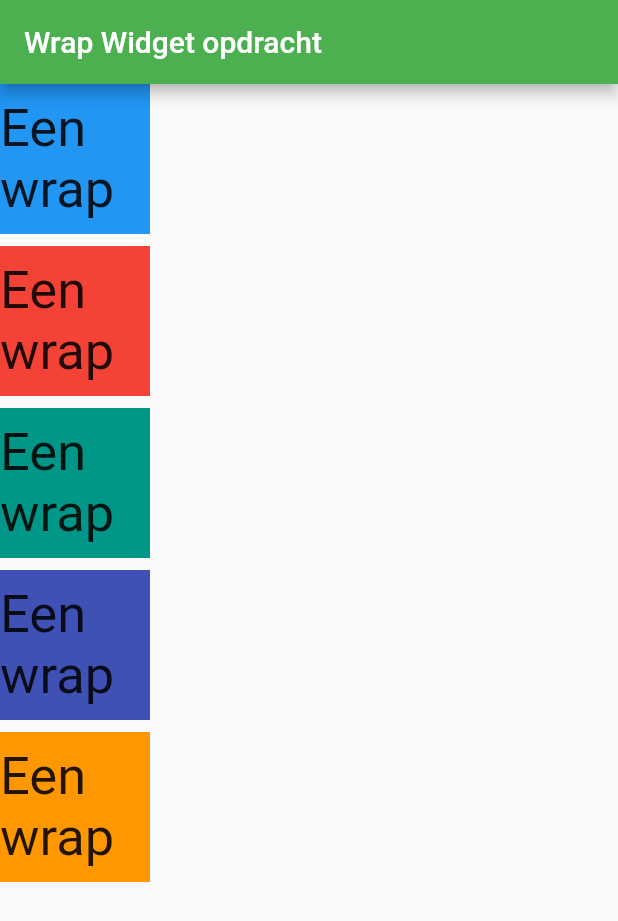
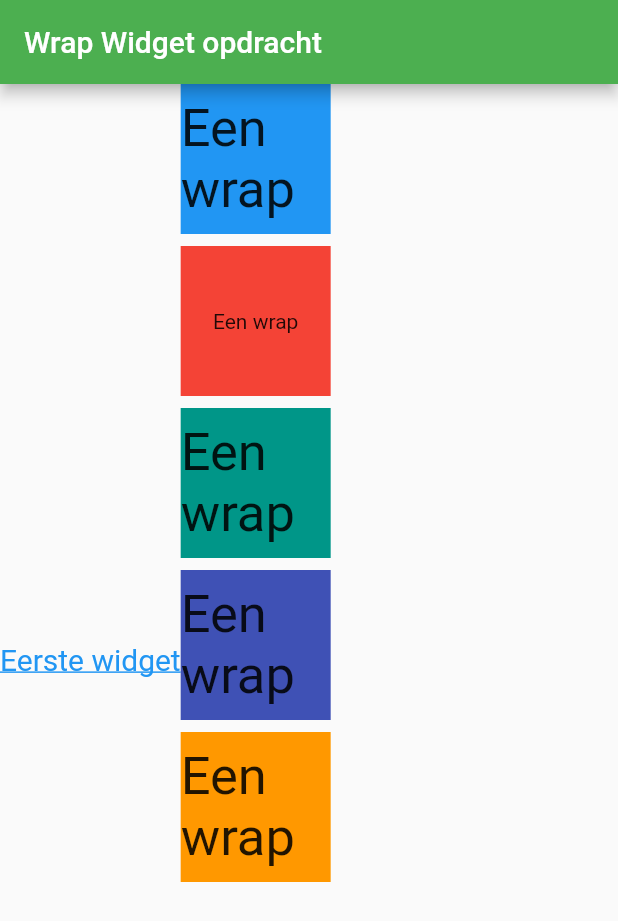
Before and after one commit to YungYeno/widget_app, a Flutter app: the screen it shows after launch, on a phone screen of 412 x 824 dp. Shown: the top 921 px of the screen. Run offline on Flutter 3.47's test engine with Material 2 defaults, Android fonts, the phone set to English and light mode, and no system bars.

```diff
--- a/lib/main.dart
+++ b/lib/main.dart
@@ -49,59 +49,49 @@ class WrapWidget extends StatelessWidget {
         direction: Axis.vertical,
         spacing: 8.0,
         children: <Widget>[
+          InkWell(
+            onTap: () {
+              print('Clicked op de eerste widget!');
+              Navigator.push(
+                context,
+                MaterialPageRoute(builder: (context) => SecondRoute()),
+              );
+            },
+            child: Center(child: Text('Eerste widget', style: TextStyle(
+                color: Colors.blue,
+                fontSize: 20,
+                decoration: TextDecoration.underline
+            )))
+          ),
           Container(
             color: Colors.blue,
+            width: 100,
+            height: 100,
+            child: Center(child: Text("Een wrap", textScaleFactor: 2.5,)),
+          ),
+          Container(
+            color: Colors.red,
+            width: 100,
+            height: 100,
+            child: Center(child: Text("Een wrap", textScaleFactor: 1,))
+          ),
+          Container(
+            color: Colors.teal,
             width: 100,
             height: 100,
             child: Center(child: Text("Een wrap", textScaleFactor: 2.5,))
           ),
           Container(
-            color: Colors.red,
-            width: 100,
-            height: 100,
-            child: Center(child: Text("Een wrap", textScaleFactor: 2.5,)),
-            onPressed: () {
-              Navigator.push(
-                context,
-                MaterialPageRoute(builder: (context) => SecondRoute()),
-              );
-            },
-          ),
-          Container(
-            color: Colors.teal,
-            width: 100,
-            height: 100,
-            child: Center(child: Text("Een wrap", textScaleFactor: 2.5,)),
-            onPressed: () {
-              Navigator.push(
-                context,
-                MaterialPageRoute(builder: (context) => SecondRoute()),
-              );
-            },
-          ),
-          Container(
             color: Colors.indigo,
             width: 100,
             height: 100,
-            child: Center(child: Text("Een wrap", textScaleFactor: 2.5,)),
-            onPressed: () {
-              Navigator.push(
-                context,
-                MaterialPageRoute(builder: (context) => SecondRoute()),
-              );
-            },
+            child: Center(child: Text("Een wrap", textScaleFactor: 2.5,))
           ),
           Container(
             color: Colors.orange,
             width: 100,
             height: 100,
-            child: Center(child: Text("Een wrap", textScaleFactor: 2.5,)),
-            onPressed: () {
-              Navigator.push(
-                context,
-                MaterialPageRoute(builder: (context) => SecondRoute()),
-              );
-            },
+            child: Center(child: Text("Een wrap", textScaleFactor: 2.5,))
           ),
         ],
       ),
```
Also changed, not shown: 1 other file.
